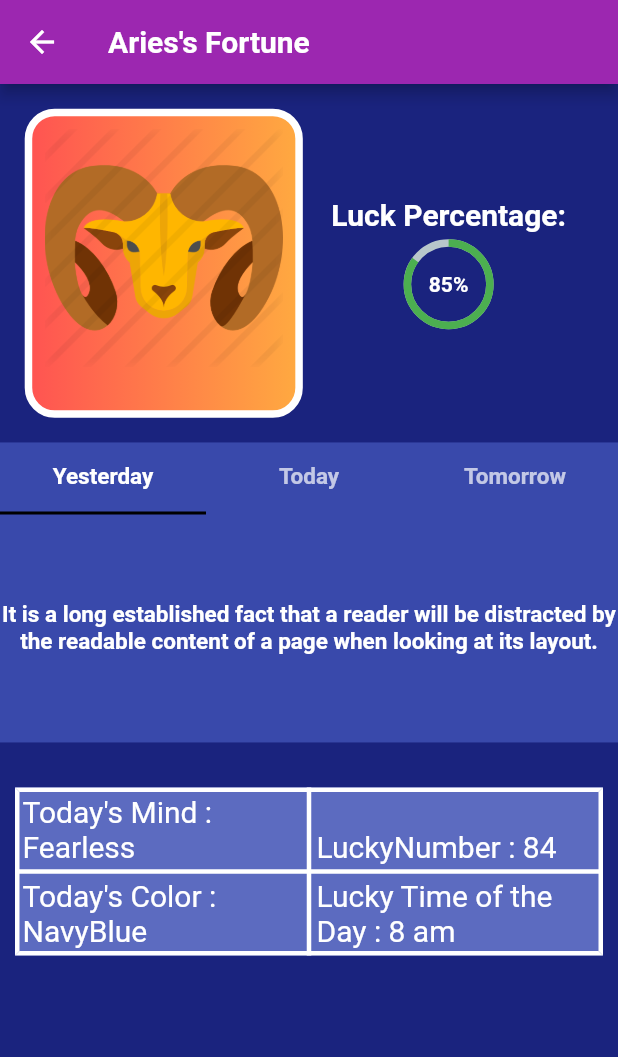
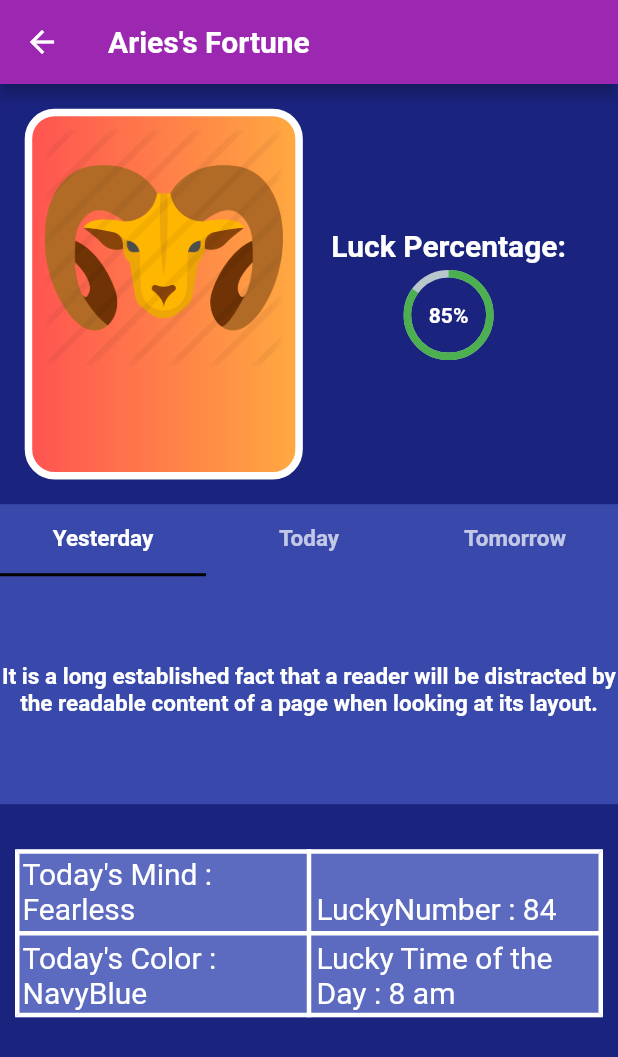
Before and after one commit to dragonman164/Horrorscope-App, a Flutter app: the ZodiacSymbolsPage screen opened by its route, after a tap on "Aries", on a phone screen of 412 x 824 dp. Shown: the top 1057 px of the screen. Run offline on Flutter 3.47's test engine with Material 2 defaults, Android fonts, the phone set to English and light mode, and no system bars; drawn by our look-alikes of percent_indicator; our stand-ins replace flutter_spinkit.

Commit message:
Fixed some issues

```diff
--- a/lib/main.dart
+++ b/lib/main.dart
@@ -3,6 +3,7 @@ import 'screens/loadingscreen.dart';
 import 'screens/homescreen.dart';
 import 'screens/zodiacscreen.dart';
 import 'screens/zodiacfortunescreen.dart';
+import 'package:flutter/services.dart';
 
 void main() {
   runApp(MyApp());
@@ -11,6 +12,9 @@ void main() {
 class MyApp extends StatelessWidget {
   @override
   Widget build(BuildContext context) {
+    SystemChrome.setPreferredOrientations([
+      DeviceOrientation.portraitUp,
+    ]);
     return MaterialApp(
       title: 'Raashi Fal',
     theme: ThemeData(
--- a/lib/screens/zodiacfortunescreen.dart
+++ b/lib/screens/zodiacfortunescreen.dart
@@ -25,7 +25,7 @@ class ZodiacFortuneScreen extends StatelessWidget {
               Container(
                 padding: EdgeInsets.all(0.01*MediaQuery.of(context).size.height),
                 margin:EdgeInsets.all(0.02*MediaQuery.of(context).size.height),
-                height: 0.25*MediaQuery.of(context).size.height,
+                height: 0.3*MediaQuery.of(context).size.height,
                 width: 0.45*MediaQuery.of(context).size.width,
                 child: Column(
                   children: [
--- a/lib/widgets/zodiac_card.dart
+++ b/lib/widgets/zodiac_card.dart
@@ -48,7 +48,7 @@ class ZodiacSymbol extends StatelessWidget {
               ),
 
               width: 0.41*MediaQuery.of(context).size.width,
-              height: 0.25*MediaQuery.of(context).size.height,
+              height: 0.3*MediaQuery.of(context).size.height,
             ),
           ),
         ),
```
Also changed, not shown: 5 other files.
